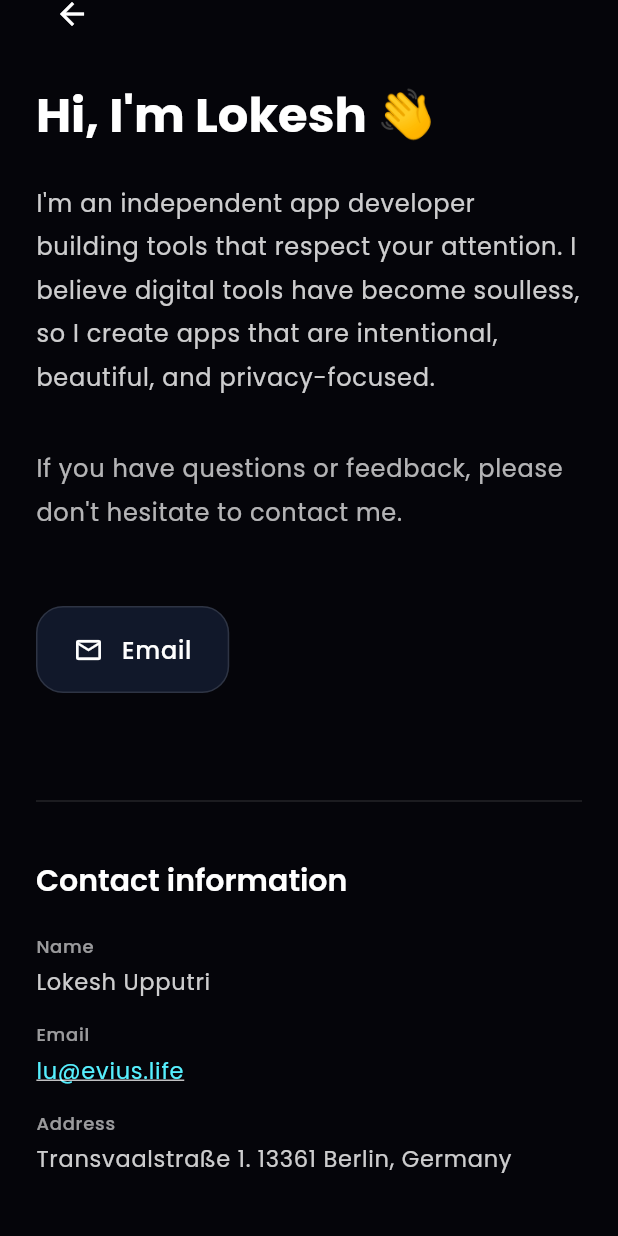
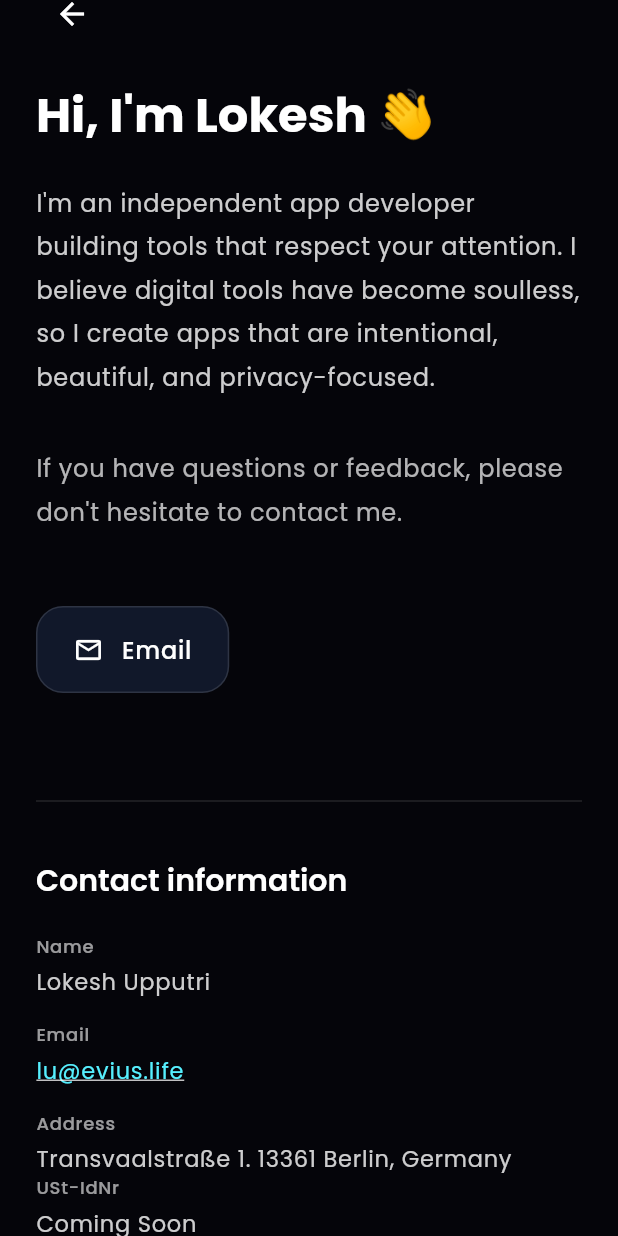
Before and after one commit to LokiBoyy/evius.life, a Flutter app: the ContactPage screen opened by its route, scrolled down 39 dp, on a phone screen of 412 x 824 dp. Run offline on Flutter 3.47's test engine with Material 3 defaults, Android fonts, the phone set to English and light mode, and no system bars; drawn by our look-alikes of flutter_animate; our stand-ins replace google_fonts; missing offline and left inert: dart:html.

Commit message:
added UID

```diff
--- a/evius_life_site/lib/pages/contact.dart
+++ b/evius_life_site/lib/pages/contact.dart
@@ -158,6 +158,13 @@ class _ContactPageState extends State<ContactPage> {
                       value: 'Transvaalstraße 1. 13361 Berlin, Germany',
                       theme: theme,
                     ),
+
+                    _ContactInfoItem(
+                      label: 'USt-IdNr',
+                      value: 'Coming Soon',
+                      theme: theme,
+                    ),
+
                     SizedBox(height: isMobile ? 16 : 20),
                   ],
                 ),
```
